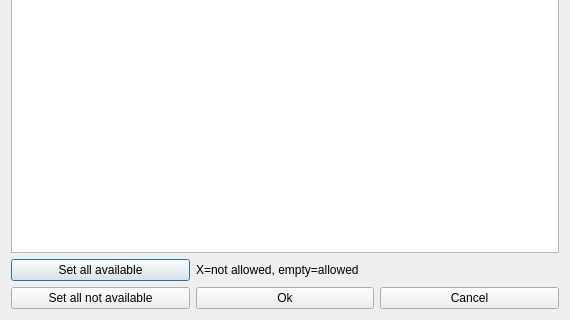
Old version of the form fet/src/interface/modifyconstraintteacherroomnotavailabletimesform_template.ui in the repository vonmecheln/fet; both pictures show x 0 to 570 and y 233 to 553 of the 570 by 553 pixel window.
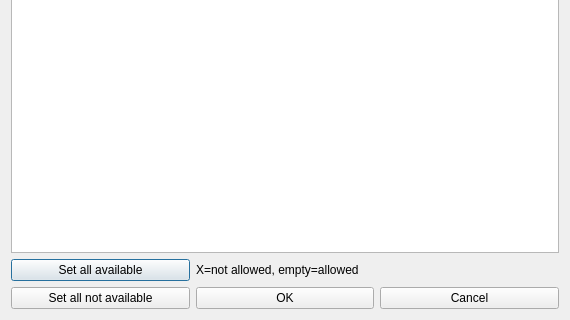
New version of the form.

```diff
--- a/fet/src/interface/modifyconstraintteacherroomnotavailabletimesform_template.ui
+++ b/fet/src/interface/modifyconstraintteacherroomnotavailabletimesform_template.ui
@@ -155,7 +155,7 @@
      <item row="1" column="1">
       <widget class="QPushButton" name="okPushButton">
        <property name="text">
-        <string>Ok</string>
+        <string>OK</string>
        </property>
       </widget>
      </item>
```
